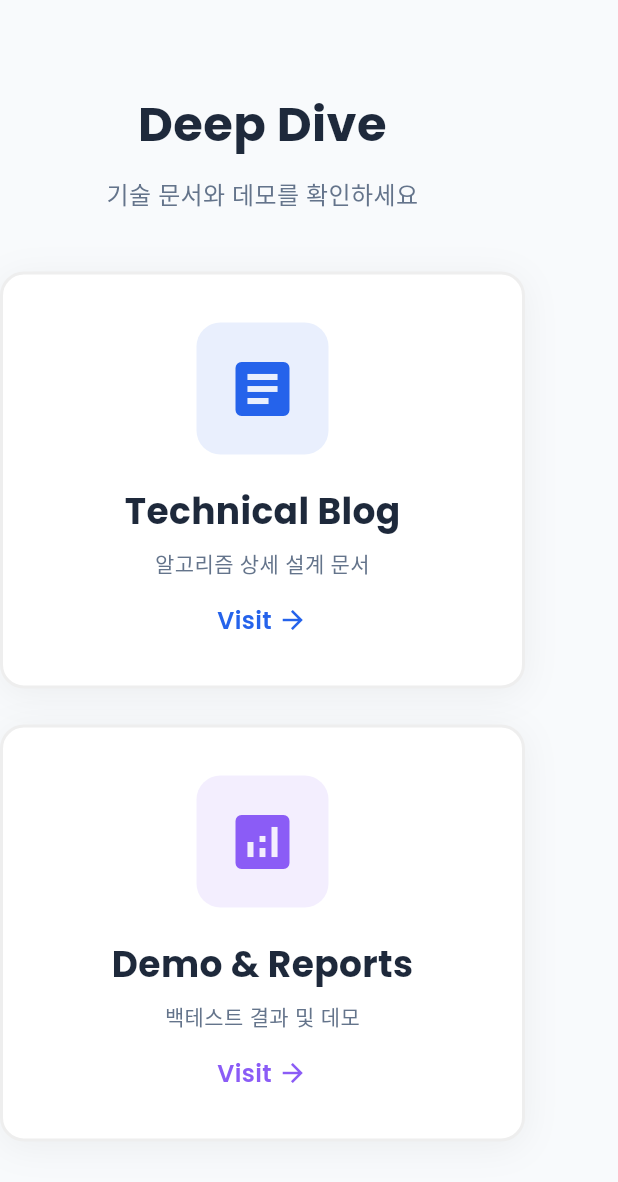
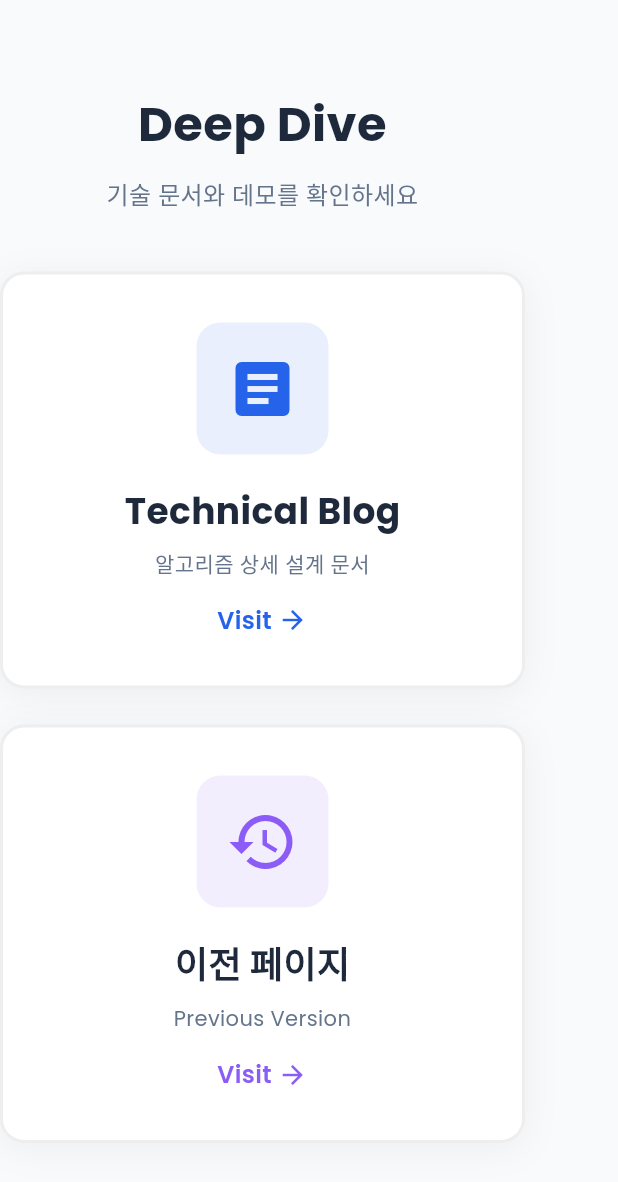
Before and after one commit to likerberi/center-one, a Flutter app: the _LinkButtonsMobile widget shown alone on an empty page, opened directly with empty values, on a phone screen of 412 x 824 dp. Shown: the top 1182 px of the screen. Run offline on Flutter 3.47's test engine with Material 3 defaults, Android fonts, the phone set to English and light mode, and no system bars; our stand-ins replace google_fonts.

Commit message:
Update link button to previous Strikingly page
- Changed 'Demo & Reports' to '이전 페이지' (Previous Version)
- Updated URL to https://parallelmemory.mystrikingly.com
- Changed icon from analytics to history

```diff
--- a/lib/widgets/link_buttons.dart
+++ b/lib/widgets/link_buttons.dart
@@ -70,11 +70,11 @@ class _LinkButtonsDesktop extends StatelessWidget {
             ),
             const SizedBox(width: 40),
             _LinkButton(
-              title: 'Demo & Reports',
-              subtitle: '백테스트 결과 및 데모',
-              icon: Icons.analytics,
+              title: '이전 페이지',
+              subtitle: 'Previous Version',
+              icon: Icons.history,
               color: AppColors.accent,
-              onPressed: () => onLaunch('https://YOUR_STRIKINGLY_SITE.mystrikingly.com'),
+              onPressed: () => onLaunch('https://parallelmemory.mystrikingly.com'),
             ),
           ],
         ),
@@ -122,11 +122,11 @@ class _LinkButtonsMobile extends StatelessWidget {
         ),
         const SizedBox(height: 24),
         _LinkButton(
-          title: 'Demo & Reports',
-          subtitle: '백테스트 결과 및 데모',
-          icon: Icons.analytics,
+          title: '이전 페이지',
+          subtitle: 'Previous Version',
+          icon: Icons.history,
           color: AppColors.accent,
-          onPressed: () => onLaunch('https://YOUR_STRIKINGLY_SITE.mystrikingly.com'),
+          onPressed: () => onLaunch('https://parallelmemory.mystrikingly.com'),
         ),
         const SizedBox(height: 60),
       ],
```
